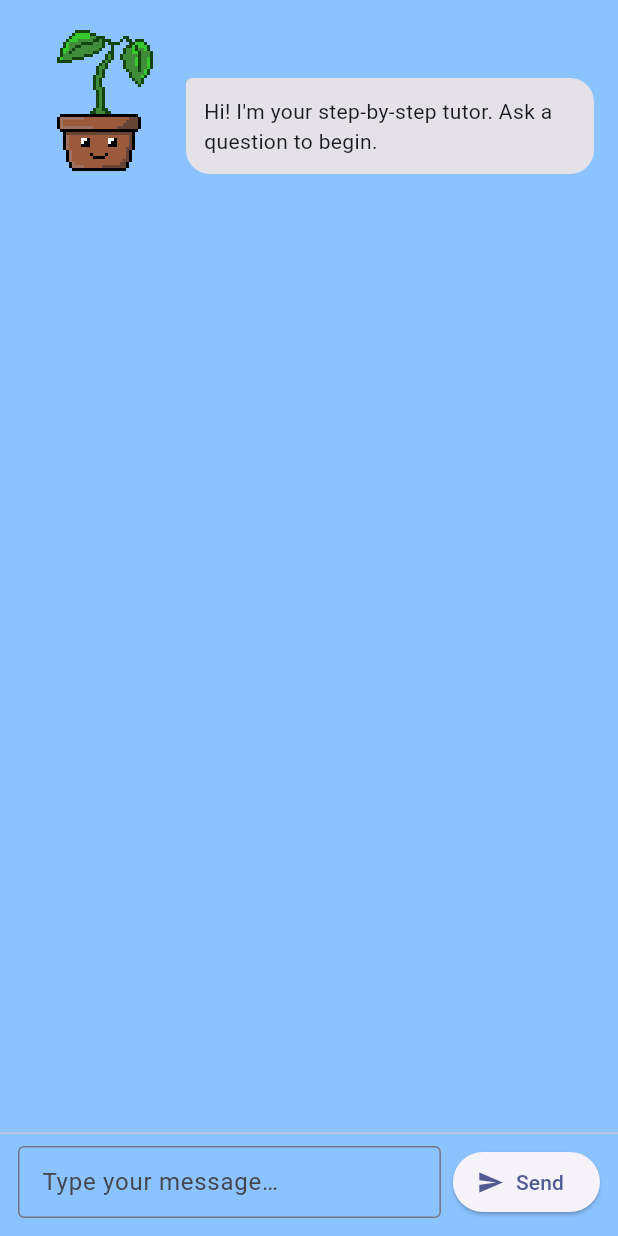
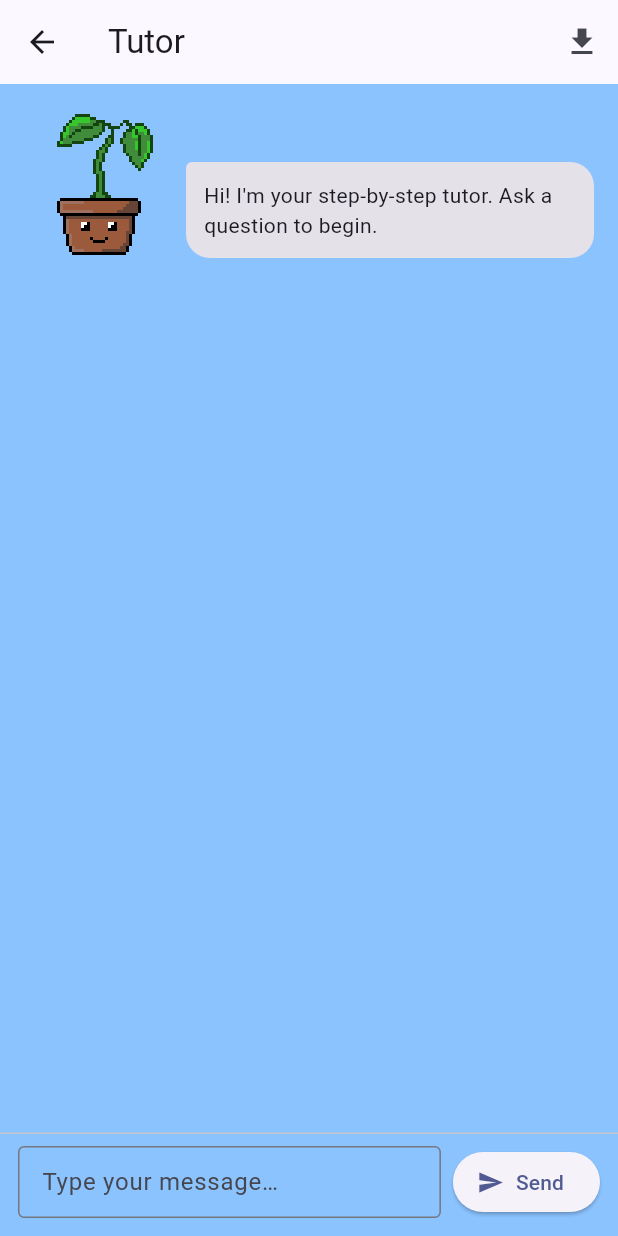
Before and after one commit to MridulSharmaOTU/stemSprouts, a Flutter app: the TutorChatPage screen opened directly, on a phone screen of 412 x 824 dp. Run offline on Flutter 3.47's test engine with Material 3 defaults, Android fonts, the light colour scheme and no system bars.

Commit message:
export functionality added

```diff
--- a/mobile/lib/pages/tutor_chat_page.dart
+++ b/mobile/lib/pages/tutor_chat_page.dart
@@ -16,9 +16,11 @@
 // ===============================================================
 
 import 'dart:convert'; // For json serialization
+import 'dart:io';
 
 import 'package:flutter/material.dart';
 import 'package:http/http.dart' as http;
+import 'package:path_provider/path_provider.dart';
 
 const _backendUrl = 'http://10.0.2.2:8000/chat/completions';
 
@@ -76,9 +78,19 @@ class _TutorChatPageState extends State<TutorChatPage> with AutomaticKeepAliveCl
   @override
   Widget build(BuildContext context) {
     super.build(context); // This is needed to keep the state alive.
-    return Container(
-      color: const Color.fromARGB(235, 129, 190, 255),
-      child: Column(
+    return Scaffold(
+      backgroundColor: const Color.fromARGB(235, 129, 190, 255),
+      appBar: AppBar(
+        title: const Text('Tutor'),
+        actions: [
+          IconButton(
+            tooltip: 'Export chat',
+            icon: const Icon(Icons.download),
+            onPressed: _exportChat,
+          ),
+        ],
+      ),
+      body: Column(
         children: [
           Expanded(
             child: ListView.builder(
@@ -185,6 +197,32 @@ class _TutorChatPageState extends State<TutorChatPage> with AutomaticKeepAliveCl
         _isReplying = false;
       });
       widget.onSend?.call(text);
+    }
+  }
+
+  Future<void> _exportChat() async {
+    try {
+      final directory = await getApplicationDocumentsDirectory();
+      final safeTimestamp = DateTime.now().toIso8601String().replaceAll(':', '-');
+      final file = File('${directory.path}/tutor_chat_$safeTimestamp.txt');
+
+      final buffer = StringBuffer();
+      for (final entry in _messages.where((m) => !m.isLoading)) {
+        final roleLabel = entry.isUser ? 'User' : 'Tutor';
+        buffer.writeln('$roleLabel: ${entry.text}');
+      }
+
+      await file.writeAsString(buffer.toString());
+
+      if (!mounted) return;
+      ScaffoldMessenger.of(context).showSnackBar(
+        SnackBar(content: Text('Chat exported to ${file.path}')),
+      );
+    } catch (e) {
+      if (!mounted) return;
+      ScaffoldMessenger.of(context).showSnackBar(
+        SnackBar(content: Text('Failed to export chat: $e')),
+      );
     }
   }
 
```
